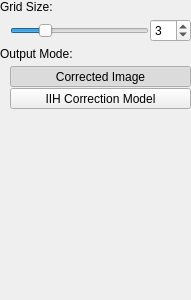
Qt form src/imagefilter_tviihc/filterwidget.ui (deiflou/ibp) before a commit.
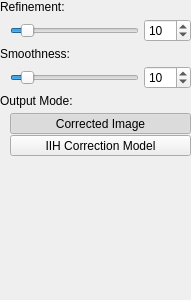
The same form after that commit.

The edit to the form file:
```diff
--- a/src/imagefilter_tviihc/filterwidget.ui
+++ b/src/imagefilter_tviihc/filterwidget.ui
@@ -37,14 +37,14 @@
      <item>
       <widget class="QLabel" name="label_4">
        <property name="text">
-        <string>Grid Size:</string>
+        <string>Refinement:</string>
        </property>
       </widget>
      </item>
      <item>
       <layout class="QHBoxLayout" name="horizontalLayout">
        <property name="spacing">
-        <number>1</number>
+        <number>5</number>
        </property>
        <property name="leftMargin">
         <number>10</number>
@@ -55,10 +55,10 @@
           <number>1</number>
          </property>
          <property name="maximum">
-          <number>10</number>
+          <number>100</number>
          </property>
          <property name="value">
-          <number>3</number>
+          <number>10</number>
          </property>
          <property name="orientation">
           <enum>Qt::Horizontal</enum>
@@ -71,10 +71,59 @@
           <number>1</number>
          </property>
          <property name="maximum">
+          <number>100</number>
+         </property>
+         <property name="value">
           <number>10</number>
          </property>
+        </widget>
+       </item>
+      </layout>
+     </item>
+     <item>
+      <widget class="QLabel" name="label_5">
+       <property name="text">
+        <string>Smoothness:</string>
+       </property>
+      </widget>
+     </item>
+     <item>
+      <layout class="QHBoxLayout" name="horizontalLayout_2">
+       <property name="spacing">
+        <number>5</number>
+       </property>
+       <property name="leftMargin">
+        <number>10</number>
+       </property>
+       <item>
+        <widget class="QSlider" name="mSliderSmoothness">
+         <property name="minimum">
+          <number>1</number>
+         </property>
+         <property name="maximum">
+          <number>100</number>
+         </property>
          <property name="value">
-          <number>3</number>
+          <number>10</number>
+         </property>
+         <property name="orientation">
+          <enum>Qt::Horizontal</enum>
+         </property>
+        </widget>
+       </item>
+       <item>
+        <widget class="QSpinBox" name="mSpinSmoothness">
+         <property name="suffix">
+          <string/>
+         </property>
+         <property name="minimum">
+          <number>0</number>
+         </property>
+         <property name="maximum">
+          <number>100</number>
+         </property>
+         <property name="value">
+          <number>10</number>
          </property>
         </widget>
        </item>
```
Left out of the diff: 4 changed lines with no effect on the pictures.
